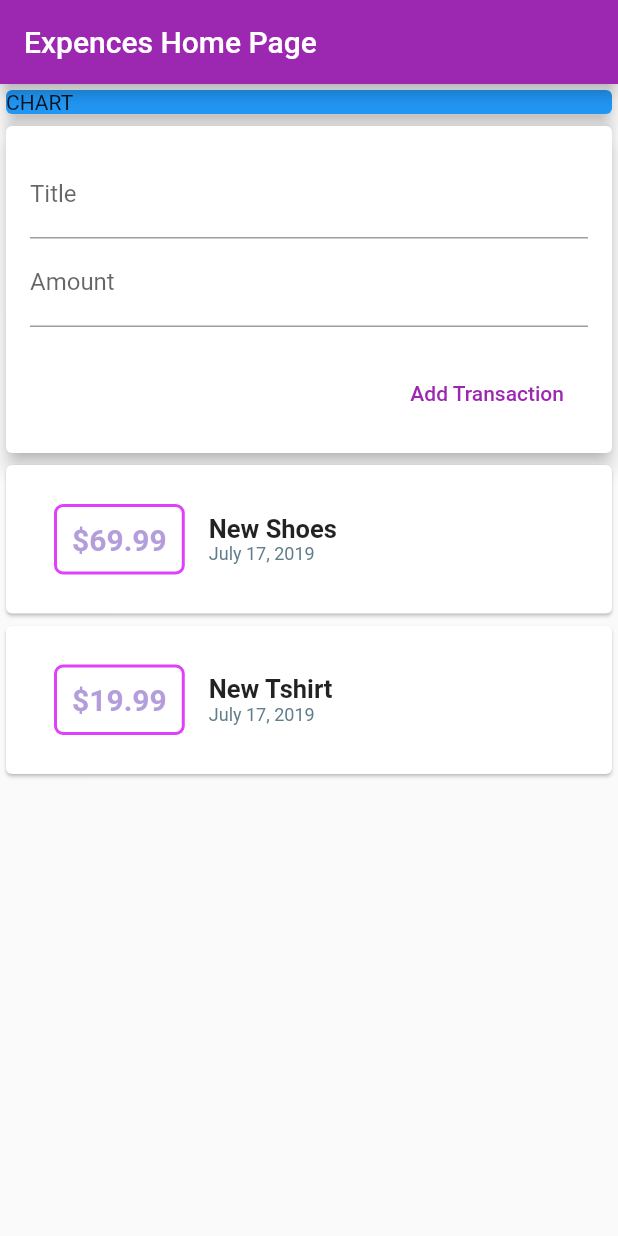
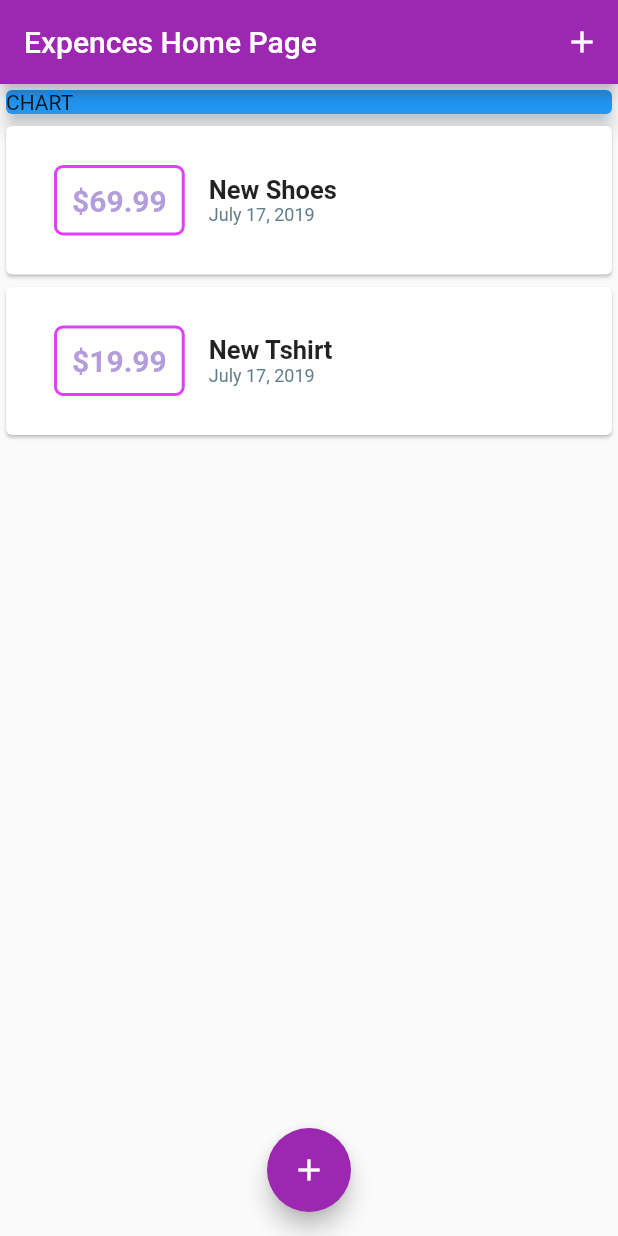
Before and after one commit to chemickypes/flutter_udemy_course, a Flutter app: the screen it shows after launch, on a phone screen of 412 x 824 dp. Run offline on Flutter 3.47's test engine with Material 2 defaults, Android fonts, the phone set to English and light mode, and no system bars.

```diff
--- a/expences/lib/main.dart
+++ b/expences/lib/main.dart
@@ -1,6 +1,8 @@
+import 'package:expences/widgets/new_transaction_card.dart';
 import 'package:expences/widgets/user_transaction_dashboard.dart';
 import 'package:flutter/material.dart';
 
+import 'models/transaction.dart';
 
 void main() => runApp(MyApp());
 
@@ -17,17 +19,63 @@ class MyApp extends StatelessWidget {
   }
 }
 
-class MyHomePage extends StatelessWidget {
+class MyHomePage extends StatefulWidget {
   MyHomePage({Key key, this.title}) : super(key: key);
   final String title;
 
- @override
+  @override
+  _MyHomePageState createState() => _MyHomePageState();
+}
+
+class _MyHomePageState extends State<MyHomePage> {
+  final List<Transaction> transactions = [
+    Transaction(
+        id: "t1", title: "New Shoes", amount: 69.99, date: DateTime.now()),
+    Transaction(
+        id: "t2", title: "New Tshirt", amount: 19.99, date: DateTime.now())
+  ];
+
+  void _startAddNewTransaction(BuildContext context) {
+    showModalBottomSheet(
+      context: context,
+      builder: (_) {
+        return GestureDetector(
+          onTap: () {},
+          behavior: HitTestBehavior.opaque,
+          child: NewTransactionCard(
+            onCreateNewTransaction: (tx) {
+              setState(() {
+                transactions.add(tx);
+              });
+            },
+          ),
+        );
+      },
+    );
+  }
+
+  @override
   Widget build(BuildContext context) {
-    return  Scaffold(
+    return Scaffold(
       appBar: AppBar(
-        title: Text(title),
+        title: Text(widget.title),
+        actions: <Widget>[
+          IconButton(
+            icon: Icon(Icons.add),
+            onPressed: () {
+              _startAddNewTransaction(context);
+            },
+          )
+        ],
       ),
-      body: TransactionsDashboard(),
+      body: TransactionsDashboard(transactions: transactions),
+      floatingActionButtonLocation: FloatingActionButtonLocation.centerFloat,
+      floatingActionButton: FloatingActionButton(
+        child: Icon(Icons.add),
+        onPressed: () {
+          _startAddNewTransaction(context);
+        },
+      ),
     );
   }
 }
--- a/expences/lib/widgets/transaction_list.dart
+++ b/expences/lib/widgets/transaction_list.dart
@@ -44,7 +44,7 @@ class TransactionCard extends StatelessWidget {
                     ),
                     padding: EdgeInsets.all(10),
                     child: Text(
-                      "\$${transaction.amount}",
+                      "\$${transaction.amount.toStringAsFixed(2)}",
                       style: TextStyle(
                           fontWeight: FontWeight.bold,
                           fontSize: 20,
--- a/expences/lib/widgets/user_transaction_dashboard.dart
+++ b/expences/lib/widgets/user_transaction_dashboard.dart
@@ -4,29 +4,14 @@ import 'package:flutter/material.dart';
 
 import '../models/transaction.dart';
 
-class TransactionsDashboard extends StatefulWidget {
-  TransactionsDashboard({Key key}) : super(key: key);
-
-  _TransactionsDashboardState createState() => _TransactionsDashboardState();
-}
-
-class _TransactionsDashboardState extends State<TransactionsDashboard> {
-  final List<Transaction> transactions = [
-    Transaction(
-        id: "t1", title: "New Shoes", amount: 69.99, date: DateTime.now()),
-    Transaction(
-        id: "t2", title: "New Tshirt", amount: 19.99, date: DateTime.now())
-  ];
-
-  void addNewTx(Transaction tx) {
-    setState(() {
-     transactions.add(tx);
-    });
-  }
+class TransactionsDashboard extends StatelessWidget {
+  final List<Transaction> transactions;
+  TransactionsDashboard({Key key, @required this.transactions}) : super(key: key);
 
  @override
   Widget build(BuildContext context) {
-    return Container(
+    return SingleChildScrollView(
+      child: Container(
         child: Column(
           children: <Widget>[
             Container(
@@ -37,14 +22,14 @@ class _TransactionsDashboardState extends State<TransactionsDashboard> {
                 elevation: 5,
               ),
             ),
-          NewTransactionCard(
-            onCreateNewTransaction: (newTX) {addNewTx(newTX);},
-          ),
+
             TransactionList(
               transactionsList: transactions,
             ),
           ],
         ),
+      ),
     );
   }
+
 }
```
Also changed, not shown: expences/lib/widgets/new_transaction_card.dart (+30 -10 lines). Lines whose indentation alone changed are shown as unchanged.
